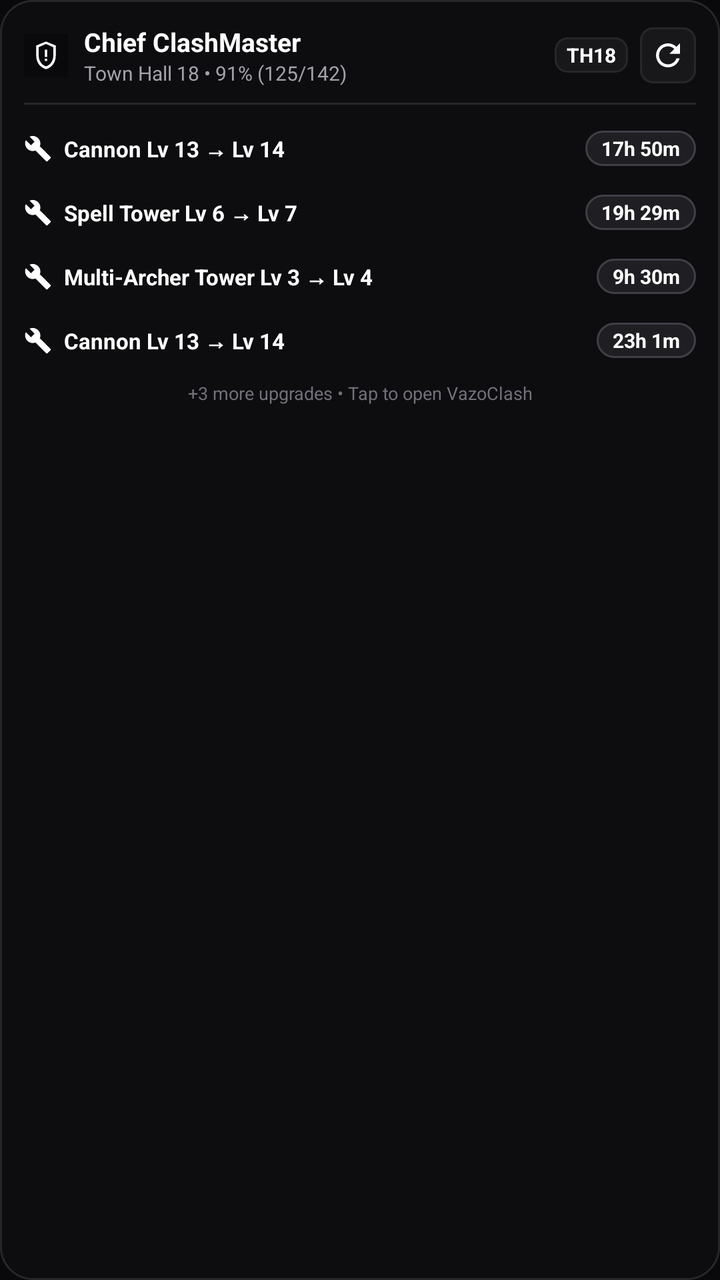
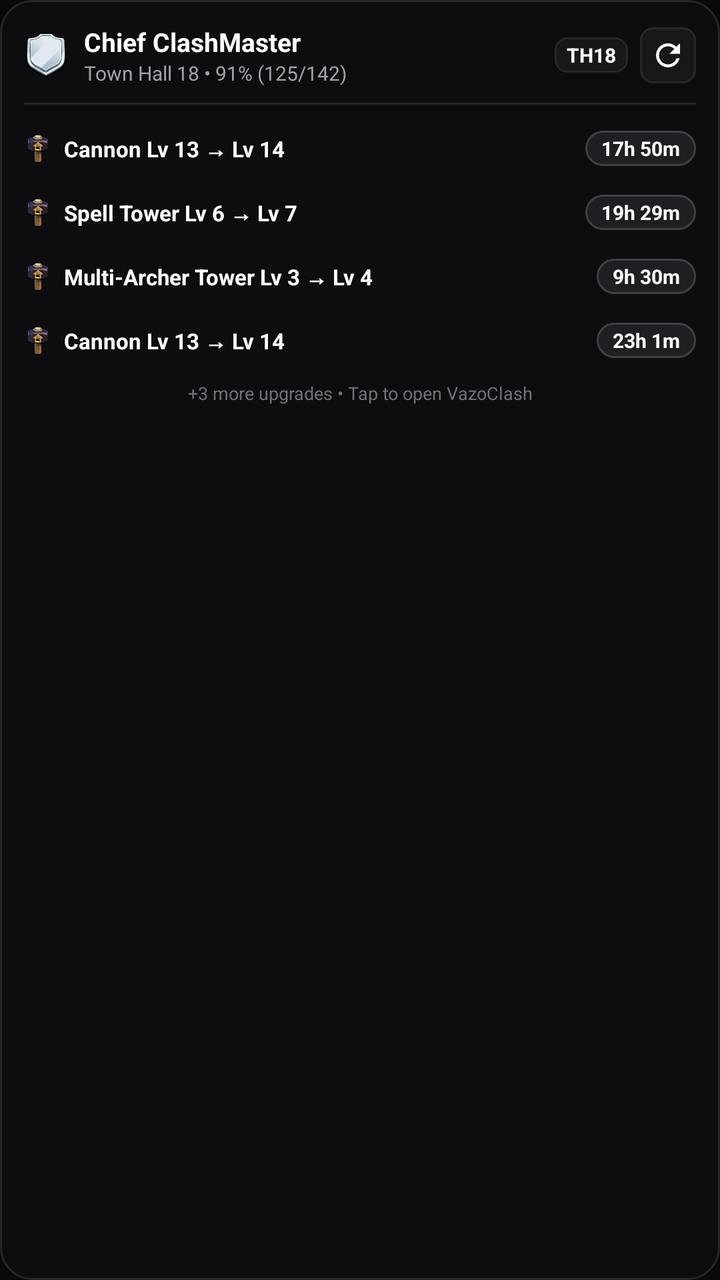

Before-and-after screenshots of an Android layout around one commit, followed by the original layout XML and the change that was made.
<!-- AndroidManifest.xml: application theme Theme.VazoClash -->
<!-- res/layout/widget_upgrades.xml -->
<?xml version="1.0" encoding="utf-8"?>
<LinearLayout xmlns:android="http://schemas.android.com/apk/res/android"
    android:id="@+id/widget_root"
    android:layout_width="match_parent"
    android:layout_height="match_parent"
    android:background="@drawable/widget_bg"
    android:orientation="vertical"
    android:padding="12dp">

    
    <LinearLayout
        android:layout_width="match_parent"
        android:layout_height="wrap_content"
        android:gravity="center_vertical"
        android:orientation="horizontal">

        <ImageView
            android:layout_width="22dp"
            android:layout_height="22dp"
            android:src="@drawable/ic_launcher"
            android:contentDescription="@string/app_name" />

        <LinearLayout
            android:layout_width="0dp"
            android:layout_height="wrap_content"
            android:layout_marginStart="8dp"
            android:layout_weight="1"
            android:orientation="vertical">

            <TextView
                android:id="@+id/widget_player_name"
                android:layout_width="wrap_content"
                android:layout_height="wrap_content"
                android:text="Chief ClashMaster"
                android:textColor="#FFFFFF"
                android:textSize="13sp"
                android:textStyle="bold" />

            <TextView
                android:id="@+id/widget_village_sub"
                android:layout_width="wrap_content"
                android:layout_height="wrap_content"
                android:text="Town Hall 18 • 91% (125/142)"
                android:textColor="#A1A1AA"
                android:textSize="10sp" />
        </LinearLayout>

        
        <TextView
            android:id="@+id/widget_th_badge"
            android:layout_width="wrap_content"
            android:layout_height="wrap_content"
            android:background="@drawable/widget_badge_bg"
            android:paddingStart="6dp"
            android:paddingTop="2dp"
            android:paddingEnd="6dp"
            android:paddingBottom="2dp"
            android:text="TH18"
            android:textColor="#FFFFFF"
            android:textSize="10sp"
            android:textStyle="bold" />

        
        <ImageView
            android:id="@+id/widget_btn_refresh"
            android:layout_width="28dp"
            android:layout_height="28dp"
            android:layout_marginStart="6dp"
            android:background="@drawable/widget_badge_bg"
            android:padding="5dp"
            android:src="@drawable/ic_refresh"
            android:contentDescription="Refresh" />
    </LinearLayout>

    
    <View
        android:layout_width="match_parent"
        android:layout_height="1dp"
        android:layout_marginTop="8dp"
        android:layout_marginBottom="8dp"
        android:background="#27272A" />

    
    <TextView
        android:id="@+id/widget_empty_text"
        android:layout_width="match_parent"
        android:layout_height="wrap_content"
        android:gravity="center"
        android:padding="12dp"
        android:text="@string/widget_empty"
        android:textColor="#71717A"
        android:textSize="11sp"
        android:visibility="gone" />

    
    <LinearLayout
        android:id="@+id/upgrade_row_1"
        android:layout_width="match_parent"
        android:layout_height="28dp"
        android:layout_marginBottom="4dp"
        android:gravity="center_vertical"
        android:orientation="horizontal"
        android:visibility="visible">

        <ImageView
            android:layout_width="14dp"
            android:layout_height="14dp"
            android:src="@drawable/ic_hammer"
            android:contentDescription="Builder" />

        <TextView
            android:id="@+id/upgrade_title_1"
            android:layout_width="0dp"
            android:layout_height="wrap_content"
            android:layout_marginStart="6dp"
            android:layout_weight="1"
            android:ellipsize="end"
            android:singleLine="true"
            android:text="Cannon Lv 13 → Lv 14"
            android:textColor="#FFFFFF"
            android:textSize="11sp"
            android:textStyle="bold" />

        <TextView
            android:id="@+id/upgrade_timer_1"
            android:layout_width="wrap_content"
            android:layout_height="wrap_content"
            android:background="@drawable/widget_pill_bg"
            android:paddingStart="8dp"
            android:paddingTop="2dp"
            android:paddingEnd="8dp"
            android:paddingBottom="2dp"
            android:text="17h 50m"
            android:textColor="#FFFFFF"
            android:textSize="10sp"
            android:textStyle="bold" />
    </LinearLayout>

    
    <LinearLayout
        android:id="@+id/upgrade_row_2"
        android:layout_width="match_parent"
        android:layout_height="28dp"
        android:layout_marginBottom="4dp"
        android:gravity="center_vertical"
        android:orientation="horizontal"
        android:visibility="visible">

        <ImageView
            android:layout_width="14dp"
            android:layout_height="14dp"
            android:src="@drawable/ic_hammer"
            android:contentDescription="Builder" />

        <TextView
            android:id="@+id/upgrade_title_2"
            android:layout_width="0dp"
            android:layout_height="wrap_content"
            android:layout_marginStart="6dp"
            android:layout_weight="1"
            android:ellipsize="end"
            android:singleLine="true"
            android:text="Spell Tower Lv 6 → Lv 7"
            android:textColor="#FFFFFF"
            android:textSize="11sp"
            android:textStyle="bold" />

        <TextView
            android:id="@+id/upgrade_timer_2"
            android:layout_width="wrap_content"
            android:layout_height="wrap_content"
            android:background="@drawable/widget_pill_bg"
            android:paddingStart="8dp"
            android:paddingTop="2dp"
            android:paddingEnd="8dp"
            android:paddingBottom="2dp"
            android:text="19h 29m"
            android:textColor="#FFFFFF"
            android:textSize="10sp"
            android:textStyle="bold" />
    </LinearLayout>

    
    <LinearLayout
        android:id="@+id/upgrade_row_3"
        android:layout_width="match_parent"
        android:layout_height="28dp"
        android:layout_marginBottom="4dp"
        android:gravity="center_vertical"
        android:orientation="horizontal"
        android:visibility="visible">

        <ImageView
            android:layout_width="14dp"
            android:layout_height="14dp"
            android:src="@drawable/ic_hammer"
            android:contentDescription="Builder" />

        <TextView
            android:id="@+id/upgrade_title_3"
            android:layout_width="0dp"
            android:layout_height="wrap_content"
            android:layout_marginStart="6dp"
            android:layout_weight="1"
            android:ellipsize="end"
            android:singleLine="true"
            android:text="Multi-Archer Tower Lv 3 → Lv 4"
            android:textColor="#FFFFFF"
            android:textSize="11sp"
            android:textStyle="bold" />

        <TextView
            android:id="@+id/upgrade_timer_3"
            android:layout_width="wrap_content"
            android:layout_height="wrap_content"
            android:background="@drawable/widget_pill_bg"
            android:paddingStart="8dp"
            android:paddingTop="2dp"
            android:paddingEnd="8dp"
            android:paddingBottom="2dp"
            android:text="9h 30m"
            android:textColor="#FFFFFF"
            android:textSize="10sp"
            android:textStyle="bold" />
    </LinearLayout>

    
    <LinearLayout
        android:id="@+id/upgrade_row_4"
        android:layout_width="match_parent"
        android:layout_height="28dp"
        android:gravity="center_vertical"
        android:orientation="horizontal"
        android:visibility="visible">

        <ImageView
            android:layout_width="14dp"
            android:layout_height="14dp"
            android:src="@drawable/ic_hammer"
            android:contentDescription="Builder" />

        <TextView
            android:id="@+id/upgrade_title_4"
            android:layout_width="0dp"
            android:layout_height="wrap_content"
            android:layout_marginStart="6dp"
            android:layout_weight="1"
            android:ellipsize="end"
            android:singleLine="true"
            android:text="Cannon Lv 13 → Lv 14"
            android:textColor="#FFFFFF"
            android:textSize="11sp"
            android:textStyle="bold" />

        <TextView
            android:id="@+id/upgrade_timer_4"
            android:layout_width="wrap_content"
            android:layout_height="wrap_content"
            android:background="@drawable/widget_pill_bg"
            android:paddingStart="8dp"
            android:paddingTop="2dp"
            android:paddingEnd="8dp"
            android:paddingBottom="2dp"
            android:text="23h 1m"
            android:textColor="#FFFFFF"
            android:textSize="10sp"
            android:textStyle="bold" />
    </LinearLayout>

    
    <TextView
        android:id="@+id/widget_footer_text"
        android:layout_width="match_parent"
        android:layout_height="wrap_content"
        android:layout_marginTop="6dp"
        android:gravity="center"
        android:text="+3 more upgrades • Tap to open VazoClash"
        android:textColor="#71717A"
        android:textSize="9sp" />

</LinearLayout>
<!-- resources referenced by this layout -->
<resources>
  <!-- drawable ic_hammer (drawable) -->
  <vector xmlns:android="http://schemas.android.com/apk/res/android"
      android:width="16dp"
      android:height="16dp"
      android:viewportWidth="24"
      android:viewportHeight="24">
      <path
          android:fillColor="#FFFFFF"
          android:pathData="M22.7,19l-9.1,-9.1c0.9,-2.3 0.4,-5 -1.5,-6.9 -2,-2 -5,-2.4 -7.4,-1.3L9,6 6,9 1.6,4.7C0.4,7.1 0.9,10.1 2.9,12.1c1.9,1.9 4.6,2.4 6.9,1.5l9.1,9.1c0.4,0.4 1,0.4 1.4,0l2.3,-2.3c0.5,-0.4 0.5,-1.1 0.1,-1.4z"/>
  </vector>
  <!-- drawable ic_launcher (drawable) -->
  <vector xmlns:android="http://schemas.android.com/apk/res/android"
      android:width="108dp"
      android:height="108dp"
      android:viewportWidth="108"
      android:viewportHeight="108">
      <path
          android:fillColor="#09090B"
          android:pathData="M0,0h108v108h-108z"/>
      <path
          android:fillColor="#FFFFFF"
          android:pathData="M54,20 L30,30 L30,55 C30,72 40,84 54,88 C68,84 78,72 78,55 L78,30 Z"/>
      <path
          android:fillColor="#09090B"
          android:pathData="M54,26 L36,34 L36,54 C36,68 44,78 54,81 C64,78 72,68 72,54 L72,34 Z"/>
      <path
          android:fillColor="#FFFFFF"
          android:pathData="M51,40 h6 v18 h-6 z M51,62 h6 v6 h-6 z"/>
  </vector>
  <!-- drawable ic_refresh (drawable) -->
  <vector xmlns:android="http://schemas.android.com/apk/res/android"
      android:width="20dp"
      android:height="20dp"
      android:viewportWidth="24"
      android:viewportHeight="24">
      <path
          android:fillColor="#FFFFFF"
          android:pathData="M17.65,6.35C16.2,4.9 14.21,4 12,4c-4.42,0 -7.99,3.58 -7.99,8s3.57,8 7.99,8c3.73,0 6.84,-2.55 7.73,-6h-2.08c-.82,2.33 -3.04,4 -5.65,4 -3.31,0 -6,-2.69 -6,-6s2.69,-6 6,-6c1.66,0 3.14,0.69 4.22,1.78L13,11h7V4l-2.35,2.35z"/>
  </vector>
  <!-- drawable widget_badge_bg (drawable) -->
  <shape xmlns:android="http://schemas.android.com/apk/res/android"
      android:shape="rectangle">
      <solid android:color="#18181B" />
      <stroke android:width="1dp" android:color="#27272A" />
      <corners android:radius="6dp" />
  </shape>
  <!-- drawable widget_bg (drawable) -->
  <shape xmlns:android="http://schemas.android.com/apk/res/android"
      android:shape="rectangle">
      <solid android:color="#0D0D10" />
      <stroke android:width="1dp" android:color="#27272A" />
      <corners android:radius="16dp" />
  </shape>
  <!-- drawable widget_pill_bg (drawable) -->
  <shape xmlns:android="http://schemas.android.com/apk/res/android"
      android:shape="rectangle">
      <solid android:color="#1F1F23" />
      <stroke android:width="1dp" android:color="#3F3F46" />
      <corners android:radius="99dp" />
  </shape>
  <string name="app_name">VazoClash</string>
  <string name="widget_empty">No active upgrades</string>
  <style name="Theme.VazoClash" parent="Theme.MaterialComponents.DayNight.NoActionBar">
          <item name="android:statusBarColor">#09090B</item>
          <item name="android:navigationBarColor">#111113</item>
          <item name="android:windowBackground">#09090B</item>
          <item name="android:windowFullscreen">true</item>
      </style>
</resources>

<!-- the commit's change to res/layout/widget_upgrades.xml (unified diff, before → after) -->
@@ -73,12 +73,13 @@
     </LinearLayout>
 
     
-    <View
+    <ImageView
         android:layout_width="match_parent"
         android:layout_height="1dp"
         android:layout_marginTop="8dp"
         android:layout_marginBottom="8dp"
-        android:background="#27272A" />
+        android:background="#27272A"
+        android:contentDescription="Divider" />
 
     
     <TextView
@@ -115,7 +116,7 @@
             android:layout_marginStart="6dp"
             android:layout_weight="1"
             android:ellipsize="end"
-            android:singleLine="true"
+            android:maxLines="1"
             android:text="Cannon Lv 13 → Lv 14"
             android:textColor="#FFFFFF"
             android:textSize="11sp"
@@ -159,7 +160,7 @@
             android:layout_marginStart="6dp"
             android:layout_weight="1"
             android:ellipsize="end"
-            android:singleLine="true"
+            android:maxLines="1"
             android:text="Spell Tower Lv 6 → Lv 7"
             android:textColor="#FFFFFF"
             android:textSize="11sp"
@@ -203,7 +204,7 @@
             android:layout_marginStart="6dp"
             android:layout_weight="1"
             android:ellipsize="end"
-            android:singleLine="true"
+            android:maxLines="1"
             android:text="Multi-Archer Tower Lv 3 → Lv 4"
             android:textColor="#FFFFFF"
             android:textSize="11sp"
@@ -246,7 +247,7 @@
             android:layout_marginStart="6dp"
             android:layout_weight="1"
             android:ellipsize="end"
-            android:singleLine="true"
+            android:maxLines="1"
             android:text="Cannon Lv 13 → Lv 14"
             android:textColor="#FFFFFF"
             android:textSize="11sp"
<!-- resource entries referenced after the edit -->
@@ -1,34 +1,7 @@
 <!-- resources referenced by this layout -->
 <resources>
-  <!-- drawable ic_hammer (drawable) -->
-  <vector xmlns:android="http://schemas.android.com/apk/res/android"
-      android:width="16dp"
-      android:height="16dp"
-      android:viewportWidth="24"
-      android:viewportHeight="24">
-      <path
-          android:fillColor="#FFFFFF"
-          android:pathData="M22.7,19l-9.1,-9.1c0.9,-2.3 0.4,-5 -1.5,-6.9 -2,-2 -5,-2.4 -7.4,-1.3L9,6 6,9 1.6,4.7C0.4,7.1 0.9,10.1 2.9,12.1c1.9,1.9 4.6,2.4 6.9,1.5l9.1,9.1c0.4,0.4 1,0.4 1.4,0l2.3,-2.3c0.5,-0.4 0.5,-1.1 0.1,-1.4z"/>
-  </vector>
-  <!-- drawable ic_launcher (drawable) -->
-  <vector xmlns:android="http://schemas.android.com/apk/res/android"
-      android:width="108dp"
-      android:height="108dp"
-      android:viewportWidth="108"
-      android:viewportHeight="108">
-      <path
-          android:fillColor="#09090B"
-          android:pathData="M0,0h108v108h-108z"/>
-      <path
-          android:fillColor="#FFFFFF"
-          android:pathData="M54,20 L30,30 L30,55 C30,72 40,84 54,88 C68,84 78,72 78,55 L78,30 Z"/>
-      <path
-          android:fillColor="#09090B"
-          android:pathData="M54,26 L36,34 L36,54 C36,68 44,78 54,81 C64,78 72,68 72,54 L72,34 Z"/>
-      <path
-          android:fillColor="#FFFFFF"
-          android:pathData="M51,40 h6 v18 h-6 z M51,62 h6 v6 h-6 z"/>
-  </vector>
+  <!-- drawable ic_hammer: png bitmap (drawable, 9070 bytes) -->
+  <!-- drawable ic_launcher: png bitmap (drawable, 7964 bytes) -->
   <!-- drawable ic_refresh (drawable) -->
   <vector xmlns:android="http://schemas.android.com/apk/res/android"
       android:width="20dp"
